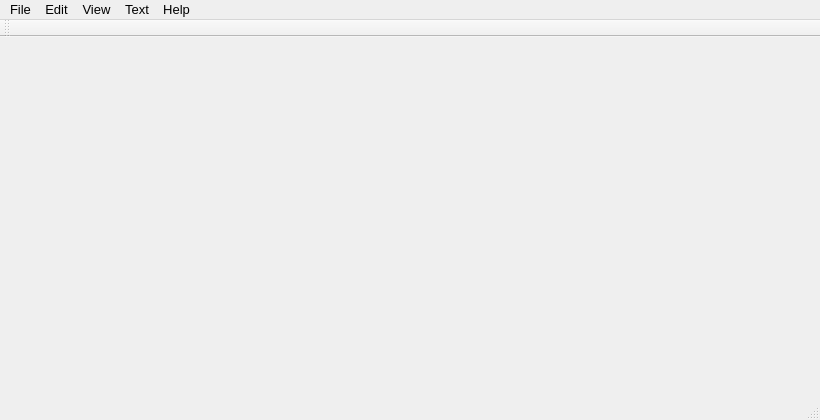
First picture: the form in src/mainwindow.ui, repository miwayx/hyperpad, before the edit.
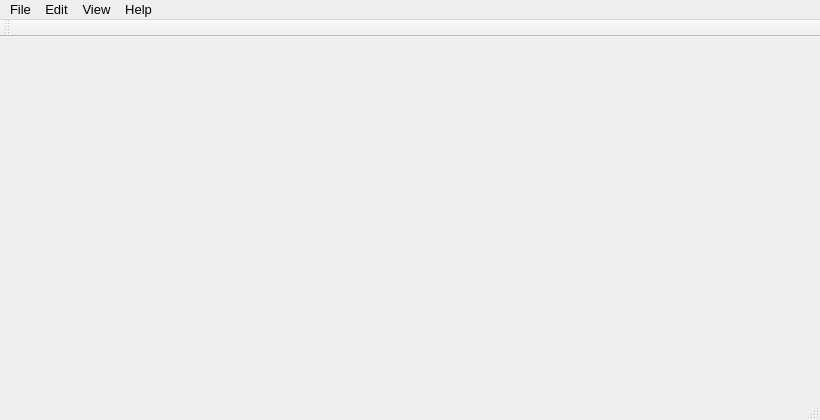
Second picture: the form after the edit. Icons and pictures are not drawn.

Commit message: Using new ui interface

Patch:
```diff
--- a/src/mainwindow.ui
+++ b/src/mainwindow.ui
@@ -66,7 +66,7 @@
      <x>0</x>
      <y>0</y>
      <width>820</width>
-     <height>26</height>
+     <height>21</height>
     </rect>
    </property>
    <widget class="QMenu" name="menuFile">
@@ -102,12 +102,6 @@
     <addaction name="actionAbout_Hyper"/>
     <addaction name="actionAbout_Qt"/>
    </widget>
-   <widget class="QMenu" name="menuText">
-    <property name="title">
-     <string>Text</string>
-    </property>
-    <addaction name="actionFont"/>
-   </widget>
    <widget class="QMenu" name="menuView">
     <property name="title">
      <string>View</string>
@@ -140,7 +134,6 @@
    <addaction name="menuFile"/>
    <addaction name="menuEdit"/>
    <addaction name="menuView"/>
-   <addaction name="menuText"/>
    <addaction name="menuHelp"/>
   </widget>
   <action name="actionNew">
```
Left out of the diff: 9 changed lines with no effect on the pictures.
